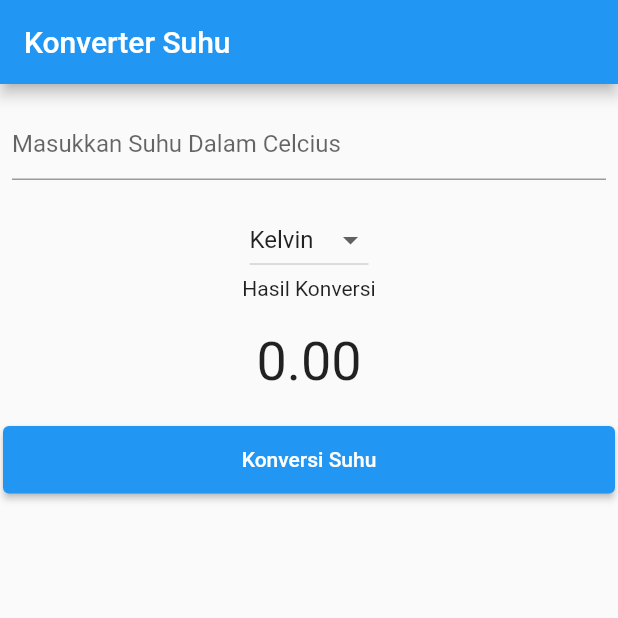
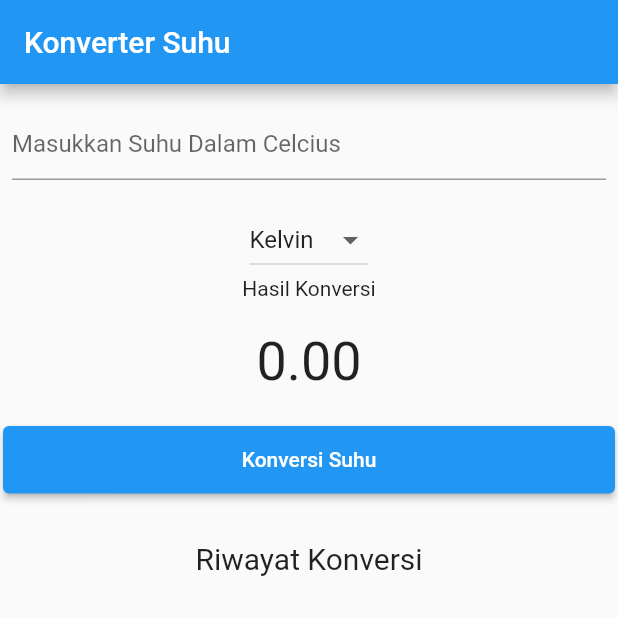
Before and after one commit to fika-aini/konversi_suhu_flutter, a Flutter app: the screen it shows after launch, on a phone screen of 412 x 824 dp, the top half of it. Run offline on Flutter 3.47's test engine with Material 2 defaults, Android fonts, the phone set to English and light mode, and no system bars.

Commit message:
Update main.dart

```diff
--- a/lib/main.dart
+++ b/lib/main.dart
@@ -75,16 +75,27 @@ class _MyAppState extends State<MyApp> {
                 result: _result,
               ),
               ButtonWidget(konversi: temperatureConversion),
+              Container(
+                  margin: const EdgeInsets.only(top: 30),
+                  child: const Text(
+                    "Riwayat Konversi",
+                    style: TextStyle(fontSize: 20),
+                  )),
               Expanded(
+                child: Container(
+                  margin: const EdgeInsets.all(10),
                   child: ListView.builder(
                     itemCount: listHasil.length,
-                    itemBuilder: (context, index) {
+                    itemBuilder: (context, index)
+                    {
                       return Text(
-                        listHasil[index]
-                        );
+                        listHasil[index],
+                        style: const TextStyle(height: 1.5),
+                      );
                     },
                   ),
                 ),
+              ),
             ],
           )
       ),
```
